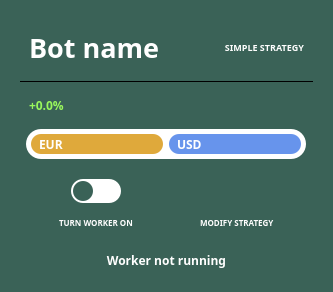
Old version of the form dexbot/views/ui/worker_item_widget.ui in the repository xeroc/stakemachine.
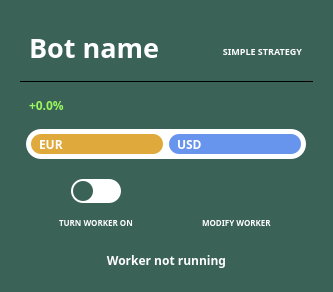
New version of the form. Icons and pictures are not drawn.

Diff of the .ui file:
```diff
--- a/dexbot/views/ui/worker_item_widget.ui
+++ b/dexbot/views/ui/worker_item_widget.ui
@@ -84,6 +84,9 @@
            <property name="text">
             <string>Bot name</string>
            </property>
+           <property name="alignment">
+            <set>Qt::AlignLeading|Qt::AlignLeft|Qt::AlignVCenter</set>
+           </property>
            <property name="textInteractionFlags">
             <set>Qt::LinksAccessibleByMouse|Qt::TextSelectableByMouse</set>
            </property>
@@ -94,17 +97,17 @@
            <property name="minimumSize">
             <size>
              <width>10</width>
-             <height>9</height>
+             <height>16</height>
             </size>
            </property>
            <property name="maximumSize">
             <size>
              <width>10</width>
-             <height>9</height>
+             <height>16</height>
             </size>
            </property>
            <property name="styleSheet">
-            <string notr="true">margin-top: 2px;</string>
+            <string notr="true">margin-top: 9px;</string>
            </property>
            <property name="text">
             <string/>
@@ -142,6 +145,9 @@
              <bold>true</bold>
             </font>
            </property>
+           <property name="styleSheet">
+            <string notr="true">margin-top: 9px;</string>
+           </property>
            <property name="text">
             <string>SIMPLE STRATEGY</string>
            </property>
@@ -556,7 +562,7 @@
                <string notr="true"/>
               </property>
               <property name="text">
-               <string>MODIFY STRATEGY</string>
+               <string>MODIFY WORKER</string>
               </property>
               <property name="textInteractionFlags">
                <set>Qt::LinksAccessibleByMouse|Qt::TextSelectableByMouse</set>
```
